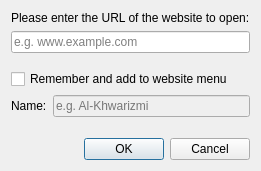
Qt form plugins/desktopservices/OpenWebsiteDialog.ui (khwarizmi-si/veyon) before a commit.
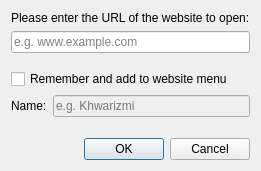
The same form after that commit. Icons and pictures are not drawn.

Commit message:
feat(branding): finalize Khwarizmi rebrand (logo, splash, launchers)
- Rename Al-Khwarizmi -> Khwarizmi (short brand) with
  "Khwarizmi Surveillance System" as the full name (window title, About)
- Replace app icons (core/resources/icon*.png), startup splash, and
  desktop launcher icons (png/svg/xpm/ico) with the Khwarizmi logo
- Rename desktop launchers: Khwarizmi Master / Khwarizmi Configurator
- Add libqca RSA plugin to the Docker dev image
- Stop tracking build/ artifacts; gitignore build/ and install/
- Add source logo (logo-khwarizmi.png)

Diff of the .ui file:
```diff
--- a/plugins/desktopservices/OpenWebsiteDialog.ui
+++ b/plugins/desktopservices/OpenWebsiteDialog.ui
@@ -17,7 +17,7 @@
       <bool>false</bool>
      </property>
      <property name="placeholderText">
-      <string>e.g. Al-Khwarizmi</string>
+      <string>e.g. Khwarizmi</string>
      </property>
     </widget>
    </item>
```
The commit also changes 33 other files.
